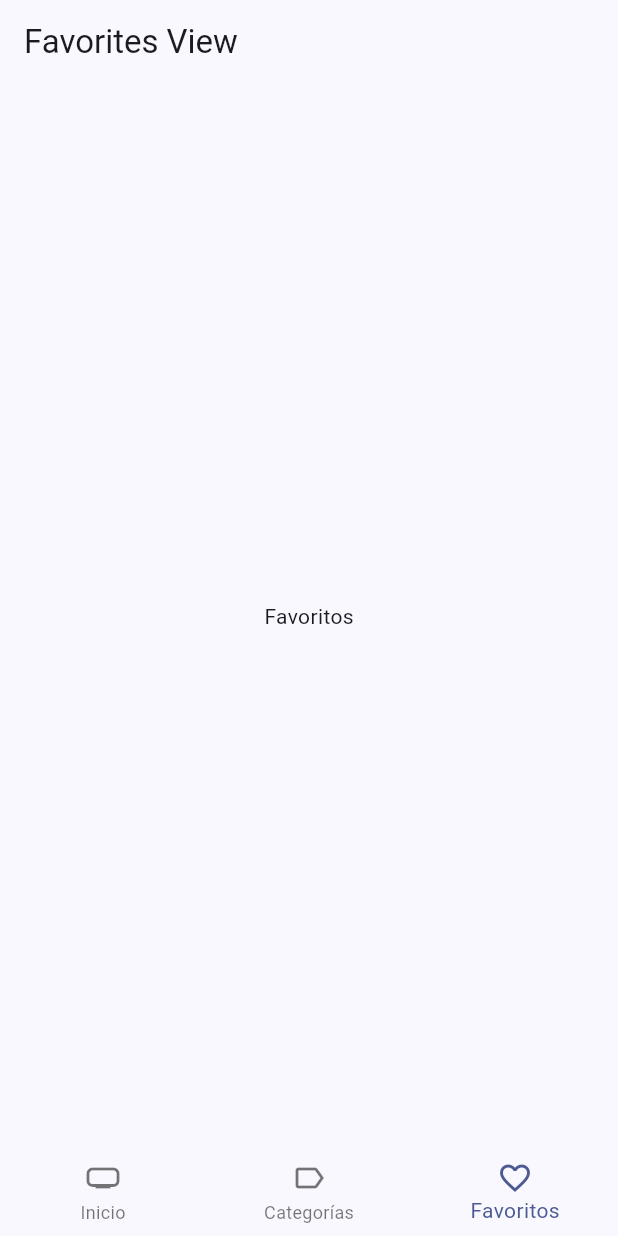
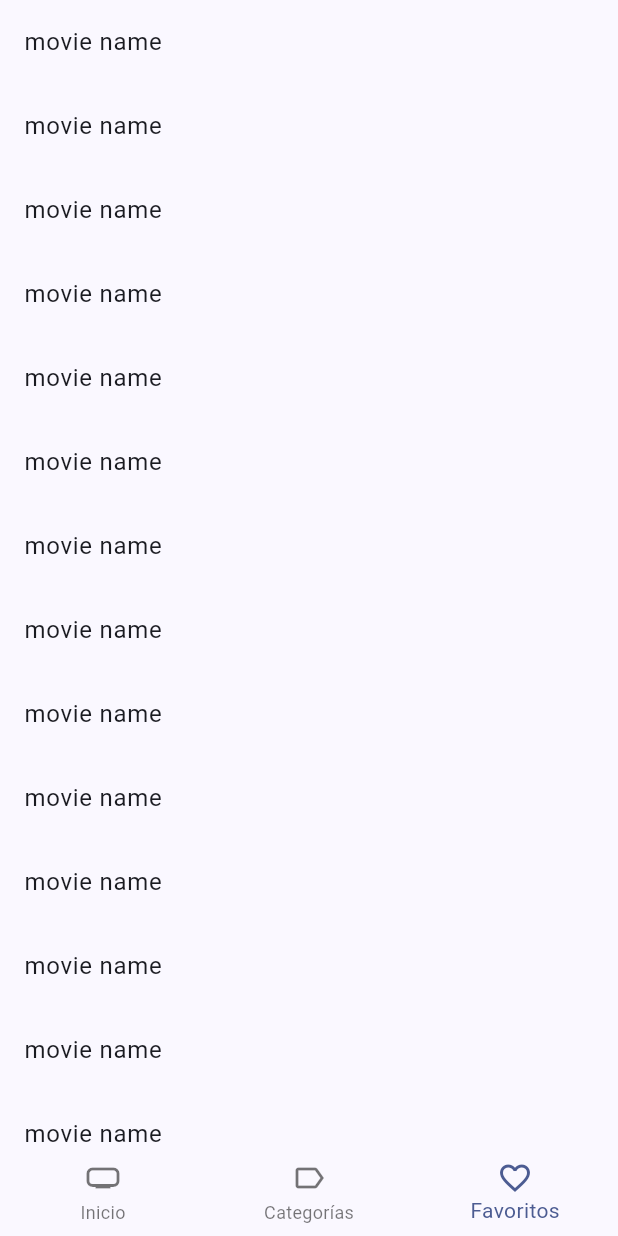
Before and after one commit to Axely7/Cinemapedia, a Flutter app: the screen it shows after launch, item 3 of the bottom bar chosen, on a phone screen of 412 x 824 dp. Run offline on Flutter 3.47's test engine with Material 3 defaults, Android fonts, the phone set to English and light mode, and no system bars; our stand-ins replace animate_do, card_swiper, dio, flutter_dotenv, flutter_riverpod, go_router and 1 more; accounts and stored records are empty; generated files the repository leaves out were written again; network calls fail.

Commit message:
search router fixed and favorite storage repo

```diff
--- a/lib/presentation/delegates/search_movie_delegate.dart
+++ b/lib/presentation/delegates/search_movie_delegate.dart
@@ -4,6 +4,7 @@ import 'package:animate_do/animate_do.dart';
 import 'package:cinemapedia/config/helpers/human_formats.dart';
 import 'package:cinemapedia/domain/entities/movie.dart';
 import 'package:flutter/material.dart';
+import 'package:go_router/go_router.dart';
 
 typedef SearchMoviesCallback = Future<List<Movie>> Function(String query);
 
--- a/lib/presentation/providers/providers.dart
+++ b/lib/presentation/providers/providers.dart
@@ -6,3 +6,4 @@ export 'actors/actors_by_movie_provider.dart';
 export 'actors/actors_repository_provider.dart';
 export 'search/search_movies_provider.dart';
 export 'storage/local_storage_provider.dart';
+export 'storage/favorite_movies_provider.dart';
--- /dev/null
+++ b/lib/presentation/providers/storage/favorite_movies_provider.dart
@@ -0,0 +1,30 @@
+import 'package:cinemapedia/domain/entities/movie.dart';
+import 'package:cinemapedia/domain/repositories/local_storage_repository.dart';
+import 'package:cinemapedia/presentation/providers/storage/local_storage_provider.dart';
+import 'package:flutter_riverpod/flutter_riverpod.dart';
+
+final favoriteMoviesProvider =
+    StateNotifierProvider<StorageMovieNotifier, Map<int, Movie>>((ref) {
+  final localStorageRepository = ref.watch(localStorageRepositoryProvider);
+  return StorageMovieNotifier(localStorageRepository: localStorageRepository);
+});
+
+class StorageMovieNotifier extends StateNotifier<Map<int, Movie>> {
+  int page = 0;
+  final LocalStorageRepository localStorageRepository;
+
+  StorageMovieNotifier({required this.localStorageRepository}) : super({});
+
+  Future<void> loadNextPage() async {
+    final movies = await localStorageRepository.loadMovies(offset: page * 10);
+    page++;
+
+    final tempMoviesMap = <int, Movie>{};
+
+    for (final movie in movies) {
+      tempMoviesMap[movie.id] = movie;
+    }
+
+    state = {...state, ...tempMoviesMap};
+  }
+}
--- a/lib/presentation/views/movies/favorites_view.dart
+++ b/lib/presentation/views/movies/favorites_view.dart
@@ -5,11 +5,12 @@ class FavoritesView extends StatelessWidget {
 
   @override
   Widget build(BuildContext context) {
-    return Scaffold(
-      appBar: AppBar(
-        title: Text('Favorites View'),
-      ),
-      body: const Center(child: Text('Favoritos'),),
-    );
+    return Scaffold(body: ListView.builder(
+      itemBuilder: (context, index) {
+        return ListTile(
+          title: Text('movie name'),
+        );
+      },
+    ));
   }
 }
--- a/lib/presentation/widgets/shared/custom_appbar.dart
+++ b/lib/presentation/widgets/shared/custom_appbar.dart
@@ -49,7 +49,7 @@ class CustomAppbar extends ConsumerWidget {
                                       .searchMoviesByQuery))
                           .then((movie) {
                         if (movie == null) return;
-                        context.push('/movie/${movie.id}');
+                        context.push('/home/0/movie/${movie.id}');
                       });
                     },
                     icon: const Icon(Icons.search))
```
